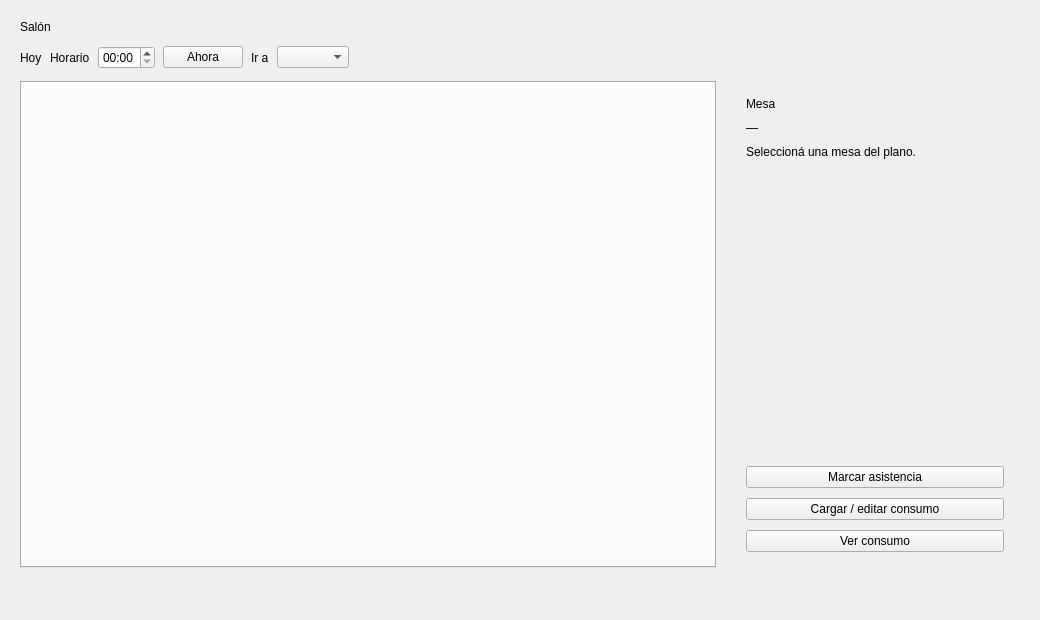
The window that vista/salon/salon.ui (segovia-gabriel/ProyectoFinal-PracticasII) describes before a commit, drawn with Qt 5.
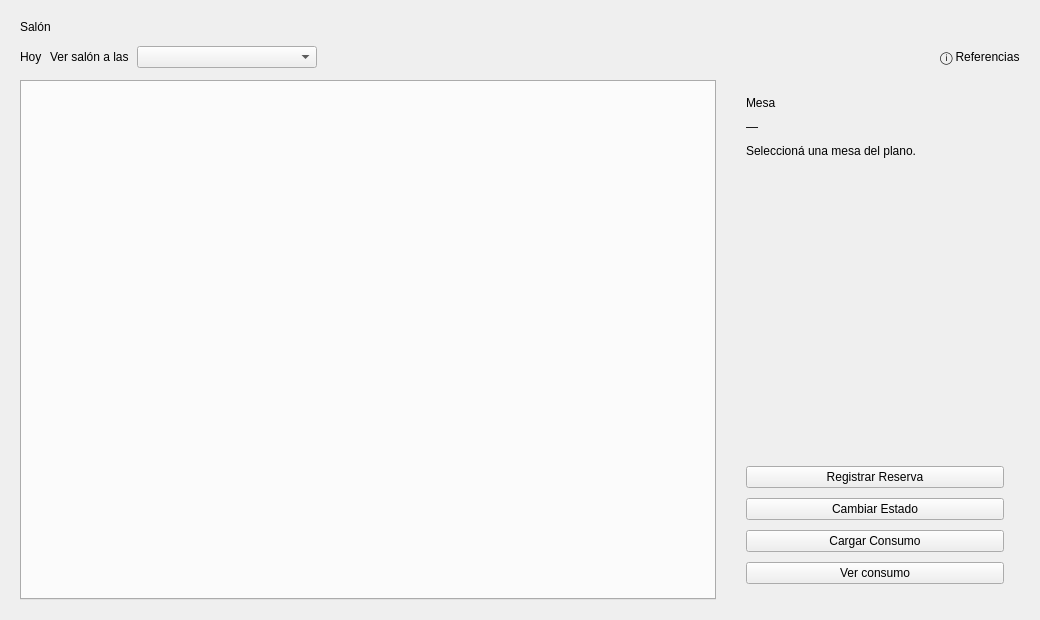
The same window after the commit.

Commit message: actualizacion ui, fix errores, otros

Diff of the .ui file:
```diff
--- a/vista/salon/salon.ui
+++ b/vista/salon/salon.ui
@@ -51,34 +51,20 @@
       <item>
        <widget class="QLabel" name="label_horario">
         <property name="text">
-         <string>Horario</string>
+         <string>Ver salón a las</string>
         </property>
        </widget>
       </item>
       <item>
-       <widget class="QTimeEdit" name="timeEdit_hora">
-        <property name="displayFormat">
-         <string>HH:mm</string>
+       <widget class="QComboBox" name="comboBox_horario">
+        <property name="minimumSize">
+         <size>
+          <width>180</width>
+          <height>0</height>
+         </size>
         </property>
        </widget>
       </item>
-      <item>
-       <widget class="QPushButton" name="pushButton_ahora">
-        <property name="text">
-         <string>Ahora</string>
-        </property>
-       </widget>
-      </item>
-      <item>
-       <widget class="QLabel" name="label_sugeridos">
-        <property name="text">
-         <string>Ir a</string>
-        </property>
-       </widget>
-      </item>
-      <item>
-       <widget class="QComboBox" name="comboBox_sugeridos"/>
-      </item>
       <item>
        <spacer name="espaciador_filtro">
         <property name="orientation">
@@ -99,6 +85,13 @@
         </property>
        </widget>
       </item>
+      <item>
+       <widget class="QLabel" name="label_referencias">
+        <property name="text">
+         <string>ⓘ Referencias</string>
+        </property>
+       </widget>
+      </item>
      </layout>
     </item>
     <item>
@@ -186,17 +179,24 @@
            </property>
           </spacer>
          </item>
+         <item>
+          <widget class="QPushButton" name="pushButton_reserva">
+           <property name="text">
+            <string>Registrar Reserva</string>
+           </property>
+          </widget>
+         </item>
          <item>
           <widget class="QPushButton" name="pushButton_asistencia">
            <property name="text">
-            <string>Marcar asistencia</string>
+            <string>Cambiar Estado</string>
            </property>
           </widget>
          </item>
          <item>
           <widget class="QPushButton" name="pushButton_consumo">
            <property name="text">
-            <string>Cargar / editar consumo</string>
+            <string>Cargar Consumo</string>
            </property>
           </widget>
          </item>
@@ -212,33 +212,6 @@
       </item>
      </layout>
     </item>
-    <item>
-     <layout class="QHBoxLayout" name="layout_botones">
-      <property name="spacing">
-       <number>8</number>
-      </property>
-      <item>
-       <widget class="QLabel" name="label_referencias">
-        <property name="text">
-         <string/>
-        </property>
-       </widget>
-      </item>
-      <item>
-       <spacer name="espaciador_botones">
-        <property name="orientation">
-         <enum>Qt::Horizontal</enum>
-        </property>
-        <property name="sizeHint" stdset="0">
-         <size>
-          <width>40</width>
-          <height>20</height>
-         </size>
-        </property>
-       </spacer>
-      </item>
-     </layout>
-    </item>
    </layout>
  </widget>
  <resources/>
```
The commit also changes 5 other files.
